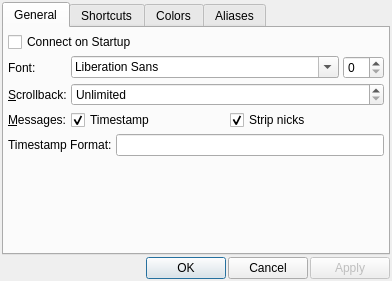
Before: the Qt Designer form Quazaa/UI/dialogircsettings.ui in c3c/quazaa, drawn with Qt 5.
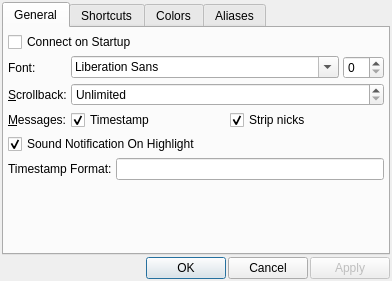
After: the same form once the commit is applied. Icons and pictures are not drawn. Custom widgets are drawn as their Qt base class.

Commit message: Corrected highlight sounds including new check box in settings. Sound will play if checked and window does not have focus.

The edit to the form file:
```diff
--- a/Quazaa/UI/dialogircsettings.ui
+++ b/Quazaa/UI/dialogircsettings.ui
@@ -132,7 +132,7 @@
          </item>
         </layout>
        </item>
-       <item row="4" column="0" colspan="2">
+       <item row="5" column="0" colspan="2">
         <layout class="QHBoxLayout" name="horizontalLayout_5">
          <item>
           <widget class="QLabel" name="label_2">
@@ -170,6 +170,16 @@
          </item>
         </layout>
        </item>
+       <item row="4" column="0" colspan="2">
+        <widget class="QCheckBox" name="checkBoxHighlightSounds">
+         <property name="text">
+          <string>Sound Notification On Highlight</string>
+         </property>
+         <property name="checked">
+          <bool>true</bool>
+         </property>
+        </widget>
+       </item>
       </layout>
      </widget>
      <widget class="QWidget" name="tabShortcuts">
```
The commit also changes 7 other files.
